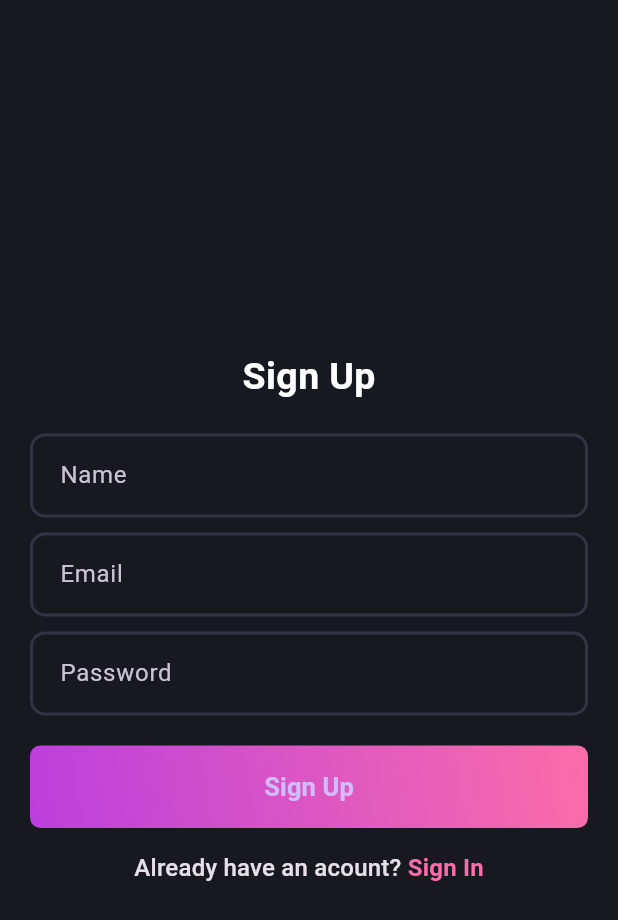
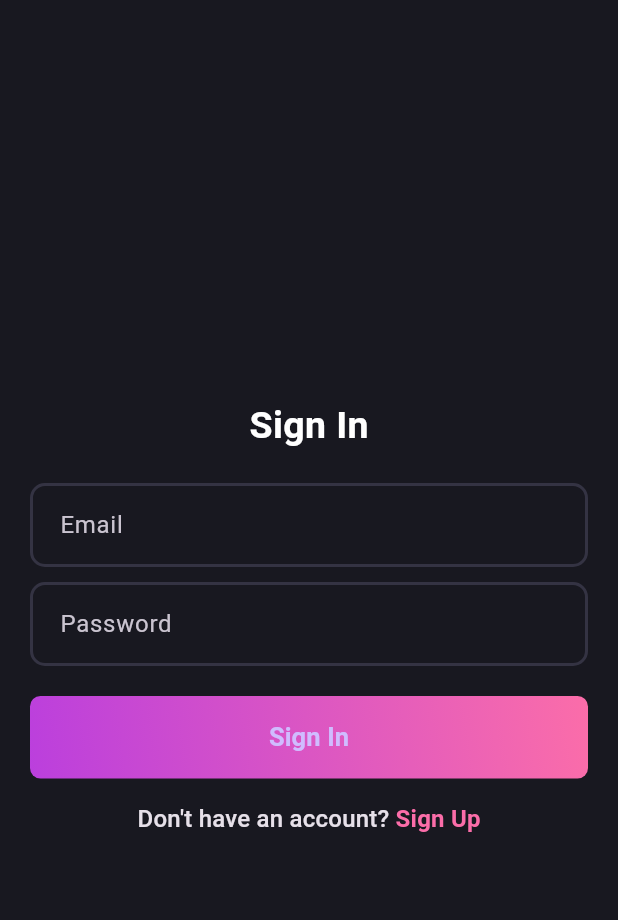
Before and after one commit to about-flutter/blog, a Flutter app: the screen it shows after launch, on a phone screen of 412 x 824 dp. Shown: the top 920 px of the screen. Run offline on Flutter 3.47's test engine with Material 3 defaults, Android fonts, the phone set to English and light mode, and no system bars; our stand-ins replace flutter_modular.

Commit message:
login page UI & form

```diff
--- a/lib/core/theme/theme.dart
+++ b/lib/core/theme/theme.dart
@@ -13,6 +13,9 @@ static border([Color color = AppPalette.borderColor]) => OutlineInputBorder(
 
   static final darkThemeMode = ThemeData.dark().copyWith(
     scaffoldBackgroundColor: AppPalette.backgroundColor,
+    appBarTheme: AppBarTheme(
+      backgroundColor: AppPalette.backgroundColor,
+    ),
    inputDecorationTheme: InputDecorationTheme(
     contentPadding: const EdgeInsets.all(16),
     enabledBorder: border(),
--- a/lib/features/auth/presentation/pages/signup_screen.dart
+++ b/lib/features/auth/presentation/view/login_screen.dart
@@ -2,23 +2,23 @@ import 'package:blog/core/theme/appPalette.dart';
 import 'package:blog/features/auth/presentation/widgets/auth_gradient_button.dart';
 import 'package:blog/features/auth/presentation/widgets/text_field.dart';
 import 'package:flutter/material.dart';
+import 'package:flutter_modular/flutter_modular.dart';
 
-class SignUpScreen extends StatefulWidget {
-  const SignUpScreen({super.key});
+class LoginScreen extends StatefulWidget {
+  const LoginScreen({super.key});
 
   @override
-  State<SignUpScreen> createState() => _SignUpScreenState();
+  State<LoginScreen> createState() => _LoginScreenState();
 }
 
-class _SignUpScreenState extends State<SignUpScreen> {
+class _LoginScreenState extends State<LoginScreen> {
   final formKey = GlobalKey<FormState>();
   final emailController = TextEditingController();
-  final nameController = TextEditingController();
+
   final passwordController = TextEditingController();
   @override
   void dispose() {
     emailController.dispose();
-    nameController.dispose();
     passwordController.dispose();
     super.dispose();
   }
@@ -34,7 +34,7 @@ class _SignUpScreenState extends State<SignUpScreen> {
             mainAxisAlignment: MainAxisAlignment.center,
             children: [
               Text(
-                'Sign Up',
+                'Sign In',
                 style: TextStyle(
                   fontSize: 25,
                   color: AppPalette.whiteColor,
@@ -42,32 +42,35 @@ class _SignUpScreenState extends State<SignUpScreen> {
                 ),
               ),
               const SizedBox(height: 20),
-              AuthField(hintText: 'Name',
-              controller: nameController),
+              AuthField(hintText: 'Email', controller: emailController),
               const SizedBox(height: 10),
-              AuthField(hintText: 'Email',
-              controller: emailController),
-              const SizedBox(height: 10),
-              AuthField(hintText: 'Password',
+              AuthField(
+                hintText: 'Password',
                 controller: passwordController,
                 isViewText: true,
               ),
               const SizedBox(height: 20),
-              AuthGradientButton(),
+              AuthGradientButton(buttonText: 'Sign In'),
               const SizedBox(height: 15),
-              RichText(
+              GestureDetector(
+                onTap: () {
+                  Modular.to.pushNamed('/auth/signup');
+                },
+                child: RichText(
                   text: TextSpan(
-                  text: 'Already have an acount?',
+                    text: 'Don\'t have an account?',
                     style: Theme.of(context).textTheme.titleMedium,
                     children: [
                       TextSpan(
-                      text: ' Sign In',
-                      style: Theme.of(context).textTheme.titleMedium?.copyWith(
+                        text: ' Sign Up',
+                        style: Theme.of(context).textTheme.titleMedium
+                            ?.copyWith(
                               color: AppPalette.gradient2,
                               fontWeight: FontWeight.bold,
                             ),
                       ),
                     ],
+                  ),
                 ),
               ),
             ],
--- a/lib/features/auth/presentation/widgets/auth_gradient_button.dart
+++ b/lib/features/auth/presentation/widgets/auth_gradient_button.dart
@@ -1,21 +1,17 @@
-
-
 import 'package:blog/core/theme/appPalette.dart';
 import 'package:flutter/material.dart';
 
 class AuthGradientButton extends StatelessWidget {
-  const AuthGradientButton({super.key});
+  final String buttonText;
+  const AuthGradientButton({super.key , required this.buttonText});
   @override
   Widget build(BuildContext context) {
     return Container(
       decoration: BoxDecoration(
-        gradient: const LinearGradient(colors: [
-          AppPalette.gradient1,
-          AppPalette.gradient2,
-
-        ],
-        begin: Alignment.bottomLeft,
-        end: Alignment.topRight,
+        gradient: const LinearGradient(
+          colors: [AppPalette.gradient1, AppPalette.gradient2],
+          begin: Alignment.bottomLeft,
+          end: Alignment.topRight,
         ),
         borderRadius: BorderRadius.circular(7),
       ),
@@ -24,13 +20,13 @@ class AuthGradientButton extends StatelessWidget {
         style: ElevatedButton.styleFrom(
           fixedSize: Size(395, 55),
           backgroundColor: AppPalette.transparentColor,
-          shadowColor: AppPalette.transparentColor
+          shadowColor: AppPalette.transparentColor,
         ),
-        child: const Text('Sign Up',
-        style:TextStyle(fontSize: 17, fontWeight: FontWeight.bold) ,
+        child:  Text(
+          buttonText,
+          style: const TextStyle(fontSize: 17, fontWeight: FontWeight.bold),
         ),
-        ),
+      ),
     );
   }
-
 }
--- a/lib/main.dart
+++ b/lib/main.dart
@@ -1,10 +1,11 @@
 
+import 'package:blog/app_module.dart';
 import 'package:blog/core/theme/theme.dart';
-import 'package:blog/features/auth/presentation/pages/signup_screen.dart';
 import 'package:flutter/material.dart';
+import 'package:flutter_modular/flutter_modular.dart';
 
 void main() {
-  runApp(const MyApp());
+  runApp(ModularApp(module: AppModule(), child: const MyApp()));
 }
 
 class MyApp extends StatelessWidget {
@@ -13,11 +14,13 @@ class MyApp extends StatelessWidget {
   // This widget is the root of your application.
   @override
   Widget build(BuildContext context) {
-    return MaterialApp(
+    return MaterialApp.router(
       debugShowCheckedModeBanner: false,
       title: 'Blog App',
       theme: AppTheme.darkThemeMode,
-     home: SignUpScreen()
+      routeInformationParser: Modular.routeInformationParser,
+      routerDelegate: Modular.routerDelegate,
+
     );
 
   }
--- a/pubspec.yaml
+++ b/pubspec.yaml
@@ -34,6 +34,7 @@ dependencies:
   # The following adds the Cupertino Icons font to your application.
   # Use with the CupertinoIcons class for iOS style icons.
   cupertino_icons: ^1.0.8
+  flutter_modular: ^6.4.1
 
 dev_dependencies:
   flutter_test:
```
Also changed, not shown: lib/app_module.dart (added, +16 -0 lines), lib/features/auth/auth_module.dart (added, +16 -0 lines), lib/features/auth/presentation/view/signup_screen.dart (added, +87 -0 lines), pubspec.lock. Lines whose indentation alone changed are shown as unchanged.
